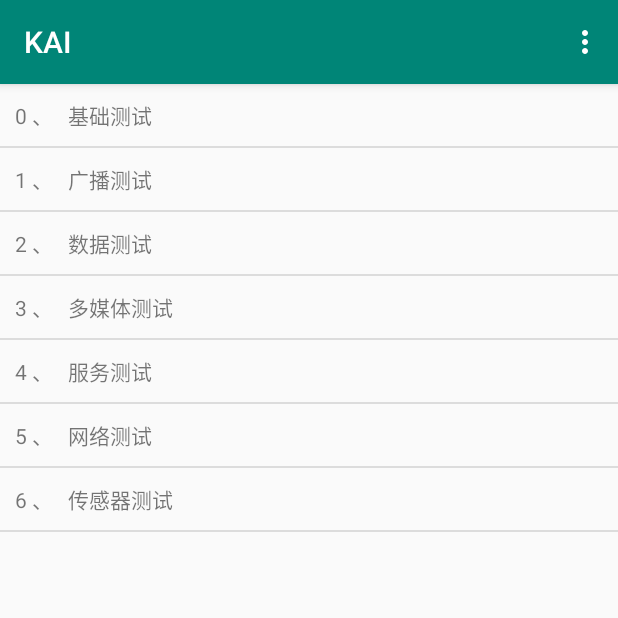
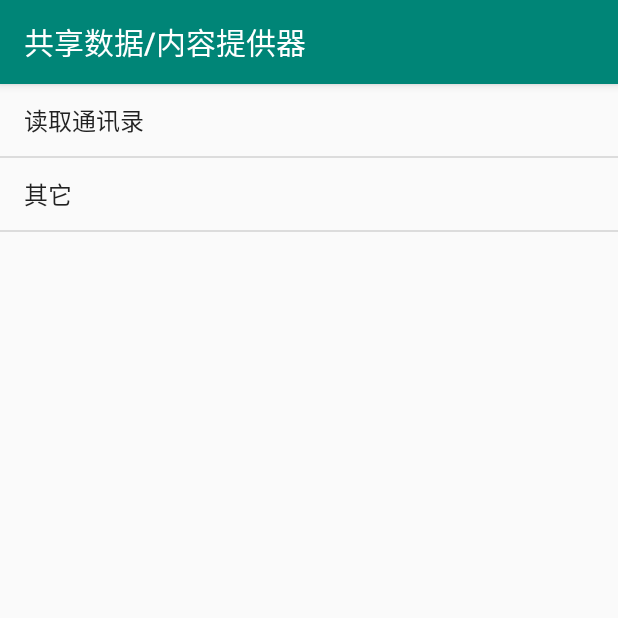
Before and after one commit to YongmingLee/kai, an Android app: the screen it shows after launch (MainActivity before the commit, ShareDataTestActivity after it), after a tap on an icon or button, on a phone screen of 412 x 824 dp, the top half of it. Run offline under Robolectric (Android 15) with nearby library versions, the phone set to English and light mode, and no system bars.

```diff
--- a/app/src/main/java/com/example/yongming/activity/BaseListActivity.java
+++ b/app/src/main/java/com/example/yongming/activity/BaseListActivity.java
@@ -12,17 +12,20 @@ import java.util.List;
 
 public class BaseListActivity extends BaseActivity {
 
+    private ListView listView;
+    ArrayAdapter<String> arrayAdapter;
+
     @Override
     protected void onCreate(@Nullable Bundle savedInstanceState) {
         super.onCreate(savedInstanceState);
 
         setContentView(R.layout.activity_base_list);
 
-        ListView listView = (ListView)findViewById(R.id.base_listactivity_listview);
+        listView = (ListView)findViewById(R.id.base_listactivity_listview);
 
         ArrayList<String> arrayList = this.CustomDataSource();
 
-        ArrayAdapter<String> arrayAdapter = new ArrayAdapter<String>(this, android.R.layout.simple_list_item_1, arrayList);
+        arrayAdapter = new ArrayAdapter<String>(this, android.R.layout.simple_list_item_1, arrayList);
         listView.setAdapter(arrayAdapter);
 
         listView.setOnItemClickListener(new AdapterView.OnItemClickListener() {
@@ -41,4 +44,8 @@ public class BaseListActivity extends BaseActivity {
     public void OnListItemClick(int position)
     {}
 
+    public void reloadData()
+    {
+        this.arrayAdapter.notifyDataSetChanged();
+    }
 }
--- a/app/src/main/java/com/example/yongming/activity/MainActivity.java
+++ b/app/src/main/java/com/example/yongming/activity/MainActivity.java
@@ -62,6 +62,7 @@ public class MainActivity extends BaseActivity {
             updateMainListData(mainDatas, "基础测试", false);
             updateMainListData(mainDatas, "广播测试", false);
             updateMainListData(mainDatas, "数据测试", false);
+            updateMainListData(mainDatas, "共享数据/内容提供器", false);
             updateMainListData(mainDatas, "多媒体测试", false);
             updateMainListData(mainDatas, "服务测试", false);
             updateMainListData(mainDatas, "网络测试", false);
@@ -110,6 +111,15 @@ public class MainActivity extends BaseActivity {
                                                             dataTestIntent.putExtra("name", mainActivityModule.getName());
                                                             startActivity(dataTestIntent);
 
+
+                                                            break;
+
+                                                        case 3:
+                                                            // 共享数据/内容提供器
+
+                                                            Intent sharedataIntent = new Intent(MainActivity.this, ShareDataTestActivity.class);
+                                                            sharedataIntent.putExtra("name", mainActivityModule.getName());
+                                                            startActivity(sharedataIntent);
 
                                                             break;
                                                     }
--- /dev/null
+++ b/app/src/main/java/com/example/yongming/activity/ShareDataTestActivity.java
@@ -0,0 +1,43 @@
+package com.example.yongming.activity;
+
+import android.content.Intent;
+import android.os.Bundle;
+import android.support.annotation.Nullable;
+
+import com.example.yongming.activity.ShareTest.ContactListActivity;
+
+import java.util.ArrayList;
+
+public class ShareDataTestActivity extends BaseListActivity {
+
+    private ArrayList<String> listDatas = new ArrayList<String>();
+
+    @Override
+    protected void onCreate(@Nullable Bundle savedInstanceState) {
+
+        listDatas.add("读取通讯录");
+        listDatas.add("其它");
+
+        super.onCreate(savedInstanceState);
+    }
+
+    @Override
+    public ArrayList<String> CustomDataSource() {
+        return listDatas;
+    }
+
+    @Override
+    public void OnListItemClick(int position) {
+        switch (position)
+        {
+            case 0:
+
+                Intent contactIntent = new Intent(ShareDataTestActivity.this, ContactListActivity.class);
+                startActivity(contactIntent);
+
+                break;
+        }
+    }
+
+
+}
--- /dev/null
+++ b/app/src/main/res/layout/activity_test_sharedata.xml
@@ -0,0 +1,6 @@
+<?xml version="1.0" encoding="utf-8"?>
+<LinearLayout xmlns:android="http://schemas.android.com/apk/res/android"
+    android:orientation="vertical" android:layout_width="match_parent"
+    android:layout_height="match_parent">
+
+</LinearLayout>
```
Also changed, not shown: app/src/main/AndroidManifest.xml (+5 -9 lines), app/src/main/java/com/example/yongming/activity/ShareTest/ContactListActivity.java (added, +63 -0 lines), app/src/main/java/com/example/yongming/activity/ShareTest/MyProvider.java (added, +46 -0 lines), app/src/main/java/com/example/yongming/manager/SQLiteOpenHelperHelper.java (+18 -1 lines).
